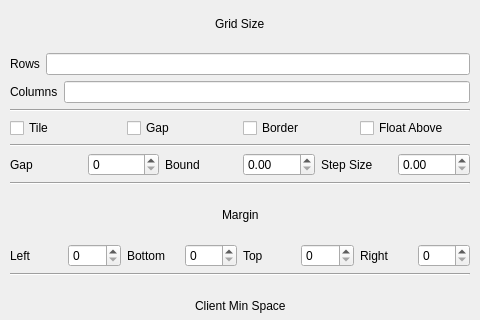
The window that contents/ui/config.ui (lingtjien/Grid-Tiling-Kwin) describes before a commit, drawn with Qt 5; both pictures show x 0 to 480 and y 0 to 320 of the 480 by 510 pixel window.
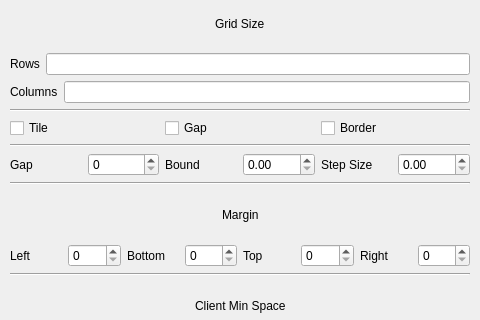
The same window after the commit.

Diff of the .ui file:
```diff
--- a/contents/ui/config.ui
+++ b/contents/ui/config.ui
@@ -127,13 +127,6 @@
         </property>
        </widget>
       </item>
-      <item>
-       <widget class="QCheckBox" name="kcfg_floatAbove">
-        <property name="text">
-         <string>Float Above</string>
-        </property>
-       </widget>
-      </item>
      </layout>
     </item>
     <item>
```
